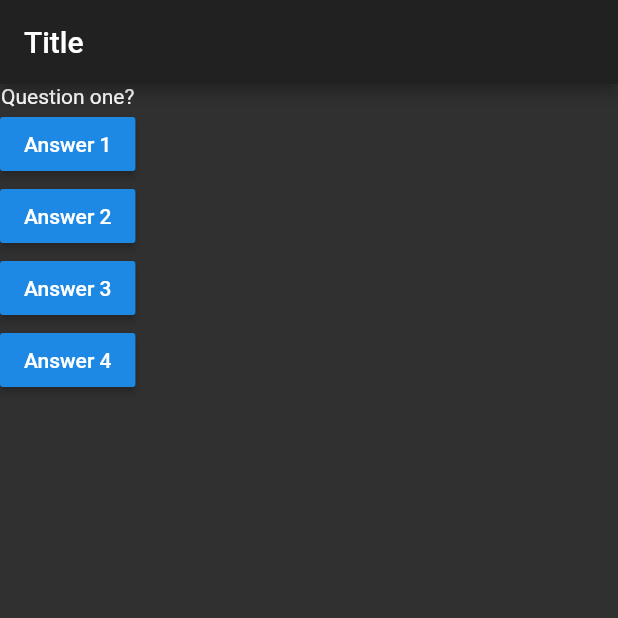
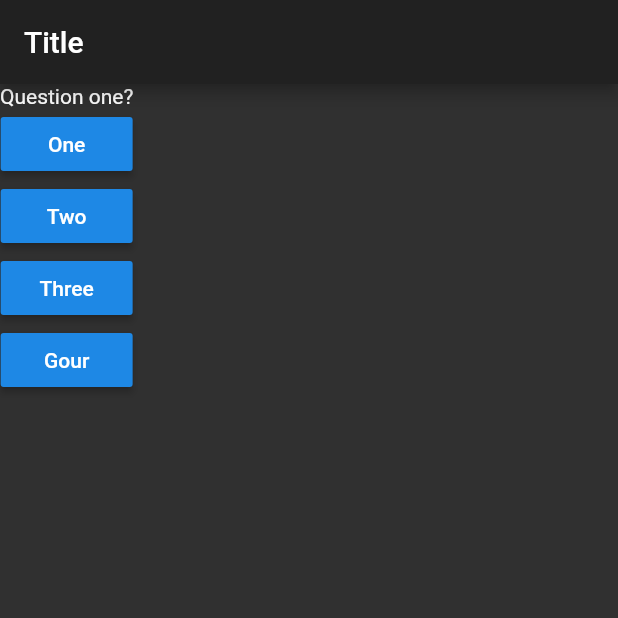
Before and after one commit to mordenius/flutter-basics-workbook, a Flutter app: the screen it shows after launch, on a phone screen of 412 x 824 dp, the top half of it. Run offline on Flutter 3.47's test engine with Material 2 defaults, Android fonts, the phone set to English and light mode, and no system bars.

Commit message:
refactor(Quiz) quiz as module

```diff
--- a/lib/App.dart
+++ b/lib/App.dart
@@ -1,4 +1,5 @@
 import 'package:flutter/material.dart';
+import './quiz/quiz.dart';
 
 class App extends StatefulWidget {
   @override
@@ -8,40 +9,24 @@ class App extends StatefulWidget {
 }
 
 class _AppState extends State<App> {
-  List<String> _questions = ["Question one?", "Question 2?"];
-  int _currentQuestion = 0;
+  final List<Widget> _sections = [Quiz()];
+  int _currentSection = 0;
 
-  void _answerQuestion(String answer) {
-    print('Answer is $answer');
+  // void _changeSection(String answer) {
+  //   print('Answer is $answer');
 
-    setState(() {
-      _currentQuestion = 1;
-    });
-  }
+  //   setState(() {
+  //     _currentSection = 1;
+  //   });
+  // }
 
   @override
   Widget build(BuildContext context) {
     return MaterialApp(
       theme: ThemeData.dark(),
       home: Scaffold(
-        appBar: AppBar(title: Text("Title ")),
-        body: Column(
-          children: [
-            Text(_questions[_currentQuestion]),
-            _getAnswerVariant("Answer 1"),
-            _getAnswerVariant("Answer 2"),
-            _getAnswerVariant("Answer 3"),
-            _getAnswerVariant("Answer 4")
-          ],
-        ),
-      ),
-    );
-  }
-
-  Widget _getAnswerVariant(String answer) {
-    return RaisedButton(
-      child: Text(answer),
-      onPressed: () => _answerQuestion(answer),
+          appBar: AppBar(title: Text("Title ")),
+          body: this._sections[this._currentSection]),
     );
   }
 }
--- /dev/null
+++ b/lib/quiz/answer.dart
@@ -0,0 +1,16 @@
+import 'package:flutter/material.dart';
+
+class Answer extends StatelessWidget {
+  final String answerText;
+  final Function onChoose;
+
+  Answer({this.answerText, this.onChoose});
+
+  @override
+  Widget build(BuildContext context) {
+    return RaisedButton(
+      child: Text(this.answerText),
+      onPressed: () => this.onChoose(answerText),
+    );
+  }
+}
--- /dev/null
+++ b/lib/quiz/question.dart
@@ -0,0 +1,12 @@
+import 'package:flutter/material.dart';
+
+class Question extends StatelessWidget {
+  final String questionText;
+
+  Question({this.questionText});
+
+  @override
+  Widget build(BuildContext context) {
+    return Container(child: Text(questionText));
+  }
+}
--- /dev/null
+++ b/lib/quiz/quiz.dart
@@ -0,0 +1,62 @@
+import 'package:flutter/material.dart';
+
+import './question.dart';
+import './answer.dart';
+
+class Quiz extends StatefulWidget {
+  @override
+  State<StatefulWidget> createState() {
+    return _QuizState();
+  }
+}
+
+class _QuizState extends State<Quiz> {
+  final List questions = [
+    {
+      "questionText": "Question one?",
+      "answers": ["One", "Two", "Three", "Gour"]
+    },
+    {
+      "questionText": "Question two?",
+      "answers": ["One", "Two", "Three", "Gour"]
+    }
+  ];
+
+  int _currentQuestion = 0;
+
+  void _answerQuestion(String answerText) {
+    print('Answer is $answerText');
+
+    setState(() {
+      _currentQuestion = 1;
+    });
+  }
+
+  @override
+  Widget build(BuildContext context) {
+    Map<String, Object> question = questions[_currentQuestion];
+
+    String questionText = question["questionText"];
+    List<Widget> answers = _getListAnswers(question["answers"]);
+
+    return Column(children: [
+      Question(questionText: questionText),
+      Column(children: answers),
+    ]);
+  }
+
+  List<Widget> _getListAnswers(List<String> answers) {
+    List<Widget> answersWidgets = [];
+
+    for (String answer in answers) {
+      answersWidgets.add(
+        Answer(
+          answerText: answer,
+          onChoose: this._answerQuestion,
+        ),
+      );
+    }
+
+    return answersWidgets;
+  }
+}
```
